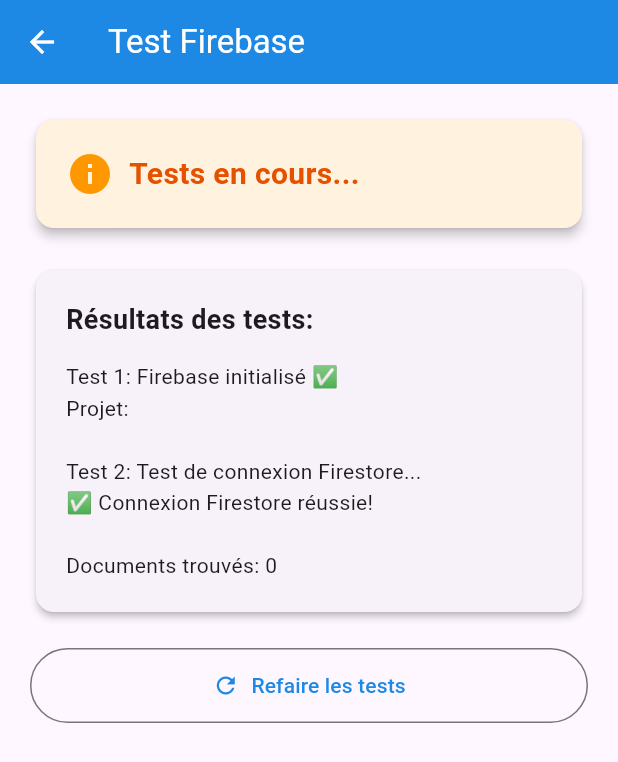
After one commit to hrhouma1/flutter-recette-app-october-2025, a Flutter app: the screen it shows after launch, item 4 of the bottom bar chosen, after a tap on "Test Firebase", on a phone screen of 412 x 824 dp. The commit adds this screen. Shown: the top 762 px of the screen. Run offline on Flutter 3.47's test engine with Material 3 defaults, Android fonts, the phone set to English and light mode, and no system bars; our stand-ins replace cloud_firestore, firebase_core, iconsax; accounts and stored records are empty.

Commit message:
ajout page test Firebase, scripts d'import et simplification des regles Firestore

```diff
--- a/lib/Views/app_main_screen.dart
+++ b/lib/Views/app_main_screen.dart
@@ -2,6 +2,7 @@
 import 'package:iconsax/iconsax.dart';
 import '../constants.dart';
 import 'admin_page.dart';
+import 'test_firebase_page.dart';
 
 class AppMainScreen extends StatefulWidget {
   const AppMainScreen({Key? key}) : super(key: key);
@@ -249,6 +250,24 @@
             ),
             const SizedBox(height: 30),
 
+            // Option Test Firebase
+            _buildSettingTile(
+              context: context,
+              icon: Icons.cloud_done,
+              title: 'Test Firebase',
+              subtitle: 'Vérifier la connexion Firebase',
+              onTap: () {
+                Navigator.push(
+                  context,
+                  MaterialPageRoute(
+                    builder: (context) => const TestFirebasePage(),
+                  ),
+                );
+              },
+            ),
+
+            const Divider(height: 40),
+
             // Option Administration
             _buildSettingTile(
               context: context,
--- /dev/null
+++ b/lib/Views/test_firebase_page.dart
@@ -0,0 +1,252 @@
+import 'package:flutter/material.dart';
+import 'package:firebase_core/firebase_core.dart';
+import 'package:cloud_firestore/cloud_firestore.dart';
+import '../constants.dart';
+
+class TestFirebasePage extends StatefulWidget {
+  const TestFirebasePage({Key? key}) : super(key: key);
+
+  @override
+  State<TestFirebasePage> createState() => _TestFirebasePageState();
+}
+
+class _TestFirebasePageState extends State<TestFirebasePage> {
+  String _connectionStatus = 'Vérification en cours...';
+  String _projectId = '';
+  bool _isConnected = false;
+  String _testResult = '';
+
+  @override
+  void initState() {
+    super.initState();
+    _testFirebaseConnection();
+  }
+
+  Future<void> _testFirebaseConnection() async {
+    try {
+      // Test 1: Vérifier que Firebase est initialisé
+      setState(() {
+        _connectionStatus = 'Test 1: Vérification de Firebase...';
+      });
+
+      final app = Firebase.app();
+      final projectId = app.options.projectId;
+
+      setState(() {
+        _projectId = projectId;
+        _connectionStatus = 'Test 1: Firebase initialisé ✅\nProjet: $projectId';
+      });
+
+      await Future.delayed(const Duration(seconds: 1));
+
+      // Test 2: Vérifier la connexion Firestore
+      setState(() {
+        _connectionStatus += '\n\nTest 2: Test de connexion Firestore...';
+      });
+
+      final firestore = FirebaseFirestore.instance;
+
+      // Tenter de lire une collection (même vide)
+      final snapshot = await firestore
+          .collection('categories')
+          .limit(1)
+          .get()
+          .timeout(const Duration(seconds: 10));
+
+      setState(() {
+        _connectionStatus += '\n✅ Connexion Firestore réussie!';
+        _connectionStatus += '\n\nDocuments trouvés: ${snapshot.docs.length}';
+      });
+
+      await Future.delayed(const Duration(seconds: 1));
+
+      // Test 3: Essayer d'écrire un document de test
+      setState(() {
+        _connectionStatus += '\n\nTest 3: Test d\'écriture...';
+      });
+
+      await firestore.collection('_test_connection').doc('test').set({
+        'timestamp': FieldValue.serverTimestamp(),
+        'message': 'Test de connexion',
+      });
+
+      // Supprimer le document de test
+      await firestore.collection('_test_connection').doc('test').delete();
+
+      setState(() {
+        _connectionStatus += '\n✅ Écriture/Suppression réussie!';
+        _isConnected = true;
+        _testResult = 'TOUS LES TESTS RÉUSSIS';
+      });
+    } catch (e) {
+      setState(() {
+        _connectionStatus += '\n\n❌ ERREUR: $e';
+        _isConnected = false;
+        _testResult = 'ÉCHEC DE LA CONNEXION';
+      });
+    }
+  }
+
+  Future<void> _testAddCategory() async {
+    setState(() {
+      _testResult = 'Ajout d\'une catégorie de test...';
+    });
+
+    try {
+      final firestore = FirebaseFirestore.instance;
+
+      await firestore.collection('categories').add({
+        'name': 'Test Category',
+        'icon': '🧪',
+        'color': 'FF0000',
+      });
+
+      setState(() {
+        _testResult = '✅ Catégorie de test ajoutée avec succès!';
+      });
+    } catch (e) {
+      setState(() {
+        _testResult = '❌ Erreur: $e';
+      });
+    }
+  }
+
+  @override
+  Widget build(BuildContext context) {
+    return Scaffold(
+      appBar: AppBar(
+        title: const Text('Test Firebase'),
+        backgroundColor: kprimaryColor,
+        foregroundColor: Colors.white,
+      ),
+      body: Padding(
+        padding: const EdgeInsets.all(20.0),
+        child: SingleChildScrollView(
+          child: Column(
+            crossAxisAlignment: CrossAxisAlignment.stretch,
+            children: [
+              // Status Card
+              Card(
+                elevation: 3,
+                color: _isConnected ? Colors.green.shade50 : Colors.orange.shade50,
+                child: Padding(
+                  padding: const EdgeInsets.all(20.0),
+                  child: Column(
+                    crossAxisAlignment: CrossAxisAlignment.start,
+                    children: [
+                      Row(
+                        children: [
+                          Icon(
+                            _isConnected ? Icons.check_circle : Icons.info,
+                            color: _isConnected ? Colors.green : Colors.orange,
+                            size: 32,
+                          ),
+                          const SizedBox(width: 10),
+                          Expanded(
+                            child: Text(
+                              _testResult.isEmpty ? 'Tests en cours...' : _testResult,
+                              style: TextStyle(
+                                fontSize: 20,
+                                fontWeight: FontWeight.bold,
+                                color: _isConnected ? Colors.green.shade900 : Colors.orange.shade900,
+                              ),
+                            ),
+                          ),
+                        ],
+                      ),
+                      if (_projectId.isNotEmpty) ...[
+                        const SizedBox(height: 10),
+                        const Divider(),
+                        const SizedBox(height: 10),
+                        Text(
+                          'Projet Firebase:',
+                          style: TextStyle(
+                            fontSize: 14,
+                            color: Colors.grey.shade700,
+                            fontWeight: FontWeight.bold,
+                          ),
+                        ),
+                        const SizedBox(height: 5),
+                        SelectableText(
+                          _projectId,
+                          style: const TextStyle(
+                            fontSize: 16,
+                            fontFamily: 'monospace',
+                          ),
+                        ),
+                      ],
+                    ],
+                  ),
+                ),
+              ),
+
+              const SizedBox(height: 20),
+
+              // Résultats détaillés
+              Card(
+                elevation: 2,
+                child: Padding(
+                  padding: const EdgeInsets.all(20.0),
+                  child: Column(
+                    crossAxisAlignment: CrossAxisAlignment.start,
+                    children: [
+                      const Text(
+                        'Résultats des tests:',
+                        style: TextStyle(
+                          fontSize: 18,
+                          fontWeight: FontWeight.bold,
+                        ),
+                      ),
+                      const SizedBox(height: 15),
+                      SelectableText(
+                        _connectionStatus,
+                        style: const TextStyle(
+                          fontSize: 14,
+                          height: 1.5,
+                        ),
+                      ),
+                    ],
+                  ),
+                ),
+              ),
+
+              const SizedBox(height: 20),
+
+              // Boutons de test
+              if (_isConnected) ...[
+                ElevatedButton.icon(
+                  onPressed: _testAddCategory,
+                  icon: const Icon(Icons.add),
+                  label: const Text('Ajouter une catégorie de test'),
+                  style: ElevatedButton.styleFrom(
+                    backgroundColor: kprimaryColor,
+                    foregroundColor: Colors.white,
+                    padding: const EdgeInsets.symmetric(vertical: 15),
+                  ),
+                ),
+                const SizedBox(height: 15),
+              ],
+
+              OutlinedButton.icon(
+                onPressed: () {
+                  setState(() {
+                    _connectionStatus = 'Vérification en cours...';
+                    _testResult = '';
+                    _isConnected = false;
+                  });
+                  _testFirebaseConnection();
+                },
+                icon: const Icon(Icons.refresh),
+                label: const Text('Refaire les tests'),
+                style: OutlinedButton.styleFrom(
+                  foregroundColor: kprimaryColor,
+                  padding: const EdgeInsets.symmetric(vertical: 15),
+                ),
+              ),
+            ],
+          ),
+        ),
+      ),
+    );
+  }
+}
--- /dev/null
+++ b/scripts/add_categories.dart
@@ -0,0 +1,48 @@
+import 'package:cloud_firestore/cloud_firestore.dart';
+import 'package:firebase_core/firebase_core.dart';
+import '../lib/firebase_options.dart';
+
+Future<void> main() async {
+  print('🔧 Initialisation de Firebase...');
+
+  await Firebase.initializeApp(
+    options: DefaultFirebaseOptions.web,
+  );
+
+  print('✅ Firebase initialisé');
+  print('📝 Ajout des catégories...\n');
+
+  final firestore = FirebaseFirestore.instance;
+
+  final categories = [
+    {'name': 'Breakfast', 'icon': '🍳', 'color': 'FFE8B4'},
+    {'name': 'Lunch', 'icon': '🍱', 'color': 'FFC4E1'},
+    {'name': 'Dinner', 'icon': '🍽️', 'color': 'C4E1FF'},
+    {'name': 'Desserts', 'icon': '🍰', 'color': 'FFD4D4'},
+    {'name': 'Appetizers', 'icon': '🥗', 'color': 'D4FFD4'},
+    {'name': 'Soups', 'icon': '🍲', 'color': 'FFE4C4'},
+    {'name': 'Beverages', 'icon': '🥤', 'color': 'E4C4FF'},
+    {'name': 'Snacks', 'icon': '🍿', 'color': 'FFFACD'},
+    {'name': 'Vegetarian', 'icon': '🥬', 'color': 'C8E6C9'},
+    {'name': 'Seafood', 'icon': '🦐', 'color': 'B3E5FC'},
+    {'name': 'Pasta', 'icon': '🍝', 'color': 'FFCCBC'},
+    {'name': 'Pizza', 'icon': '🍕', 'color': 'FFE0B2'},
+  ];
+
+  try {
+    for (var i = 0; i < categories.length; i++) {
+      final category = categories[i];
+      await firestore.collection('categories').add(category);
+      print('✅ ${i + 1}/12 - ${category['name']} ajouté');
+    }
+
+    print('\n🎉 SUCCÈS ! Toutes les catégories ont été ajoutées');
+
+    // Vérification
+    final snapshot = await firestore.collection('categories').get();
+    print('\n📊 Total de catégories dans Firestore: ${snapshot.docs.length}');
+
+  } catch (e) {
+    print('\n❌ ERREUR: $e');
+  }
+}
```
Also changed, not shown: scripts/categories_import.json (added, +64 -0 lines), tool/add_categories.dart (added, +83 -0 lines), firebase.json, 3 other files.
